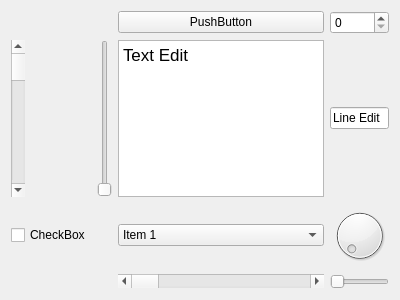
kipr/botui, file ui/Widgets.ui: the form before one commit.
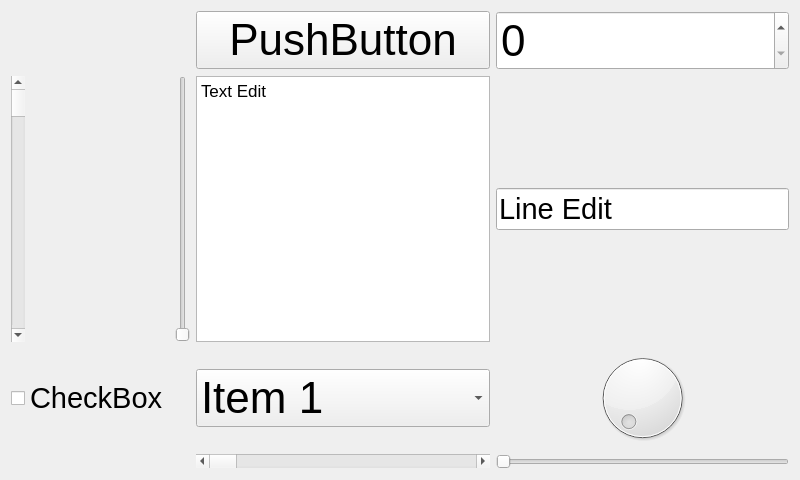
The form after the commit.

What changed in the file:
```diff
--- a/ui/Widgets.ui
+++ b/ui/Widgets.ui
@@ -6,8 +6,8 @@
    <rect>
     <x>0</x>
     <y>0</y>
-    <width>400</width>
-    <height>300</height>
+    <width>800</width>
+    <height>480</height>
    </rect>
   </property>
   <property name="windowTitle">
@@ -18,17 +18,27 @@
     <layout class="QGridLayout" name="gridLayout">
      <item row="2" column="2">
       <widget class="QTextEdit" name="textEdit">
+       <property name="font">
+        <font>
+         <pointsize>22</pointsize>
+        </font>
+       </property>
        <property name="html">
         <string>&lt;!DOCTYPE HTML PUBLIC &quot;-//W3C//DTD HTML 4.0//EN&quot; &quot;http://www.w3.org/TR/REC-html40/strict.dtd&quot;&gt;
 &lt;html&gt;&lt;head&gt;&lt;meta name=&quot;qrichtext&quot; content=&quot;1&quot; /&gt;&lt;style type=&quot;text/css&quot;&gt;
 p, li { white-space: pre-wrap; }
-&lt;/style&gt;&lt;/head&gt;&lt;body style=&quot; font-family:'Lucida Grande'; font-size:13pt; font-weight:400; font-style:normal;&quot;&gt;
-&lt;p style=&quot; margin-top:0px; margin-bottom:0px; margin-left:0px; margin-right:0px; -qt-block-indent:0; text-indent:0px;&quot;&gt;Text Edit&lt;/p&gt;&lt;/body&gt;&lt;/html&gt;</string>
+&lt;/style&gt;&lt;/head&gt;&lt;body style=&quot; font-family:'Ubuntu'; font-size:22pt; font-weight:400; font-style:normal;&quot;&gt;
+&lt;p style=&quot; margin-top:0px; margin-bottom:0px; margin-left:0px; margin-right:0px; -qt-block-indent:0; text-indent:0px;&quot;&gt;&lt;span style=&quot; font-family:'Lucida Grande'; font-size:13pt;&quot;&gt;Text Edit&lt;/span&gt;&lt;/p&gt;&lt;/body&gt;&lt;/html&gt;</string>
        </property>
       </widget>
      </item>
      <item row="1" column="2">
       <widget class="QPushButton" name="pushButton">
+       <property name="font">
+        <font>
+         <pointsize>33</pointsize>
+        </font>
+       </property>
        <property name="text">
         <string>PushButton</string>
        </property>
@@ -36,19 +46,35 @@
      </item>
      <item row="2" column="3">
       <widget class="QLineEdit" name="lineEdit">
+       <property name="font">
+        <font>
+         <pointsize>22</pointsize>
+        </font>
+       </property>
        <property name="text">
         <string>Line Edit</string>
        </property>
       </widget>
      </item>
      <item row="1" column="3">
-      <widget class="QSpinBox" name="spinBox"/>
+      <widget class="QSpinBox" name="spinBox">
+       <property name="font">
+        <font>
+         <pointsize>33</pointsize>
+        </font>
+       </property>
+      </widget>
      </item>
      <item row="3" column="3">
       <widget class="QDial" name="dial"/>
      </item>
      <item row="3" column="2">
       <widget class="QComboBox" name="comboBox">
+       <property name="font">
+        <font>
+         <pointsize>33</pointsize>
+        </font>
+       </property>
        <item>
         <property name="text">
          <string>Item 1</string>
@@ -63,6 +89,11 @@
      </item>
      <item row="5" column="3">
       <widget class="QSlider" name="horizontalSlider">
+       <property name="font">
+        <font>
+         <pointsize>22</pointsize>
+        </font>
+       </property>
        <property name="orientation">
         <enum>Qt::Horizontal</enum>
        </property>
@@ -70,6 +101,11 @@
      </item>
      <item row="5" column="2">
       <widget class="QScrollBar" name="horizontalScrollBar">
+       <property name="font">
+        <font>
+         <pointsize>22</pointsize>
+        </font>
+       </property>
        <property name="orientation">
         <enum>Qt::Horizontal</enum>
        </property>
@@ -77,6 +113,11 @@
      </item>
      <item row="3" column="0">
       <widget class="QCheckBox" name="checkBox">
+       <property name="font">
+        <font>
+         <pointsize>22</pointsize>
+        </font>
+       </property>
        <property name="text">
         <string>CheckBox</string>
        </property>
@@ -84,6 +125,11 @@
      </item>
      <item row="2" column="0">
       <widget class="QScrollBar" name="verticalScrollBar">
+       <property name="font">
+        <font>
+         <pointsize>22</pointsize>
+        </font>
+       </property>
        <property name="orientation">
         <enum>Qt::Vertical</enum>
        </property>
@@ -91,6 +137,11 @@
      </item>
      <item row="2" column="1">
       <widget class="QSlider" name="verticalSlider">
+       <property name="font">
+        <font>
+         <pointsize>22</pointsize>
+        </font>
+       </property>
        <property name="orientation">
         <enum>Qt::Vertical</enum>
        </property>
```
